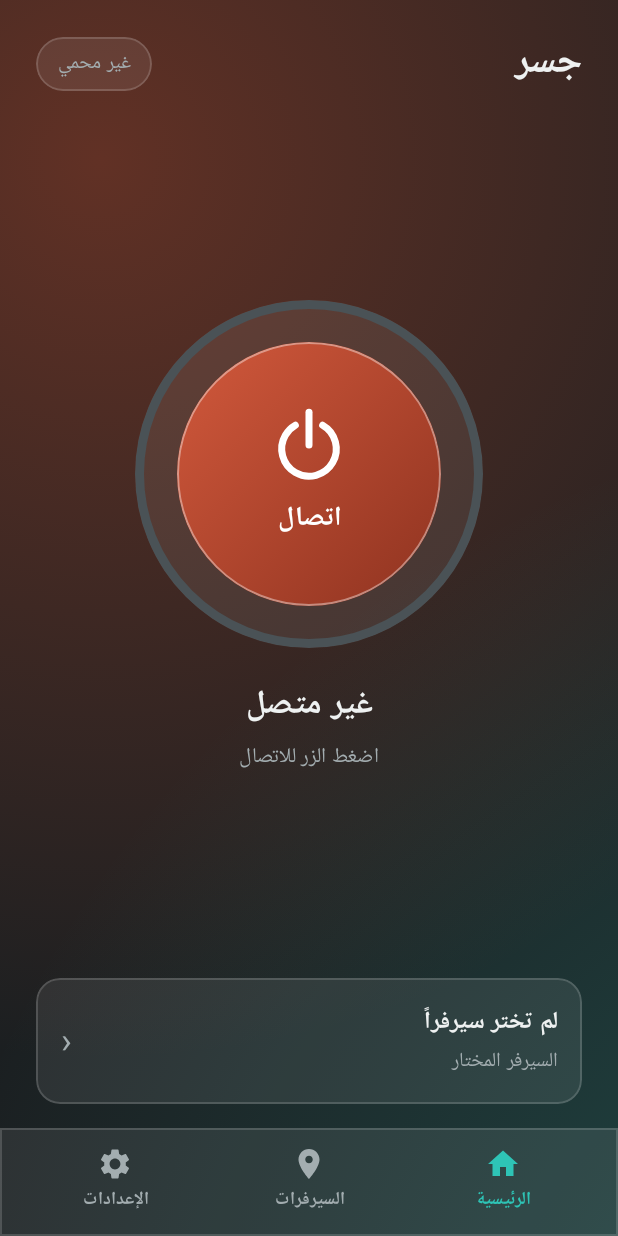
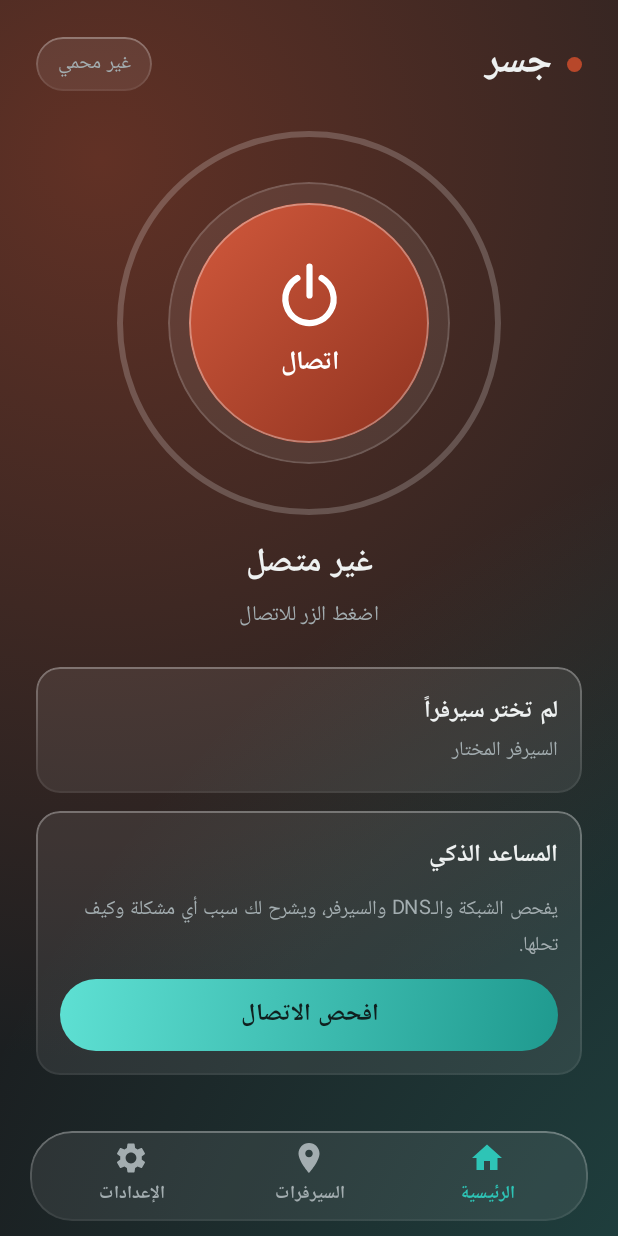
Before and after one commit to CoinSRed/jisr, an Android app built with Jetpack Compose: the screen it shows after launch (MainActivity), on a phone screen of 412 x 824 dp. Run offline under Robolectric (Android 15) with nearby library versions, the phone set to English and light mode, and no system bars.

Commit message:
Add diagnostics assistant, server latency tests, smart failover and refined UI
Co-Authored-By: Claude Sonnet 5.5 <noreply@anthropic.com>
Claude-Session: https://claude.ai/code/session_019UJEsWooHG5Wc2Tnr9dXa4

```diff
--- a/app/src/main/java/app/jisr/vpn/MainActivity.kt
+++ b/app/src/main/java/app/jisr/vpn/MainActivity.kt
@@ -27,6 +27,7 @@ import androidx.compose.ui.platform.LocalContext
 import androidx.compose.ui.unit.LayoutDirection
 import androidx.compose.ui.platform.LocalLayoutDirection
 import androidx.compose.runtime.remember
+import app.jisr.vpn.core.ServerHealth
 import app.jisr.vpn.data.Prefs
 import app.jisr.vpn.ui.BottomBar
 import app.jisr.vpn.ui.C
@@ -71,6 +72,25 @@ private fun App() {
         if (prep != null) vpnPermission.launch(prep) else message = VpnController.start(ctx)
     }
 
+    // التبديل الذكي: عند فشل الاتصال جرّب أسرع سيرفر لم يُجرَّب بعد
+    var tried by remember { mutableStateOf(setOf<String>()) }
+    LaunchedEffect(VpnController.status) {
+        val st = VpnController.status
+        if (st == "connected") tried = emptySet()
+        if (st == "error" && Prefs.smartSwitch) {
+            val all = Prefs.servers
+            val used = tried + listOfNotNull(Prefs.selectedId)
+            tried = used
+            val next = ServerHealth.best(all, used) ?: all.firstOrNull { it.id !in used }
+            if (next != null) {
+                Prefs.selectedId = next.id
+                message = "تعذّر الاتصال، جرّبت تلقائياً: ${next.name}"
+                kotlinx.coroutines.delay(800)
+                message = VpnController.start(ctx) ?: message
+            }
+        }
+    }
+
     LaunchedEffect(Unit) {
         kotlinx.coroutines.delay(900)
         if (Prefs.autoConnect && VpnController.status == "disconnected") connectFlow()
--- a/app/src/main/java/app/jisr/vpn/ui/Components.kt
+++ b/app/src/main/java/app/jisr/vpn/ui/Components.kt
@@ -57,9 +57,10 @@ fun PowerIcon(color: Color, size: Int = 52) {
 fun BottomBar(selected: Int, onSelect: (Int) -> Unit) {
     Row(
         Modifier
+            .padding(horizontal = 20.dp, vertical = 10.dp)
             .fillMaxWidth()
-            .glass(0)
-            .padding(horizontal = 12.dp, vertical = 8.dp),
+            .glass(28)
+            .padding(horizontal = 8.dp, vertical = 2.dp),
         horizontalArrangement = Arrangement.SpaceEvenly
     ) {
         NavItem(Icons.Default.Home, "الرئيسية", selected == 0) { onSelect(0) }
--- /dev/null
+++ b/app/src/main/java/app/jisr/vpn/ui/ConnectRing.kt
@@ -0,0 +1,127 @@
+package app.jisr.vpn.ui
+
+import androidx.compose.animation.core.LinearEasing
+import androidx.compose.animation.core.RepeatMode
+import androidx.compose.animation.core.animateFloat
+import androidx.compose.animation.core.infiniteRepeatable
+import androidx.compose.animation.core.rememberInfiniteTransition
+import androidx.compose.animation.core.tween
+import androidx.compose.foundation.Canvas
+import androidx.compose.foundation.background
+import androidx.compose.foundation.border
+import androidx.compose.foundation.clickable
+import androidx.compose.foundation.layout.Box
+import androidx.compose.foundation.layout.Column
+import androidx.compose.foundation.layout.Spacer
+import androidx.compose.foundation.layout.fillMaxSize
+import androidx.compose.foundation.layout.height
+import androidx.compose.foundation.layout.size
+import androidx.compose.foundation.shape.CircleShape
+import androidx.compose.material3.Text
+import androidx.compose.runtime.Composable
+import androidx.compose.runtime.getValue
+import androidx.compose.ui.Alignment
+import androidx.compose.ui.Modifier
+import androidx.compose.ui.draw.clip
+import androidx.compose.ui.geometry.Offset
+import androidx.compose.ui.geometry.Size
+import androidx.compose.ui.graphics.Brush
+import androidx.compose.ui.graphics.Color
+import androidx.compose.ui.graphics.StrokeCap
+import androidx.compose.ui.graphics.drawscope.Stroke
+import androidx.compose.ui.graphics.drawscope.rotate
+import androidx.compose.ui.text.font.FontWeight
+import androidx.compose.ui.unit.dp
+import androidx.compose.ui.unit.sp
+
+/** زر الاتصال: حلقة تدور أثناء الاتصال وتتوهّج عند النجاح. */
+@Composable
+fun ConnectRing(status: String, onClick: () -> Unit) {
+    val on = status == "connected"
+    val busy = status == "connecting"
+
+    val inf = rememberInfiniteTransition(label = "ring")
+    val rot by inf.animateFloat(
+        initialValue = 0f,
+        targetValue = 360f,
+        animationSpec = infiniteRepeatable(tween(1400, easing = LinearEasing)),
+        label = "rot"
+    )
+    val glow by inf.animateFloat(
+        initialValue = 0.25f,
+        targetValue = 0.65f,
+        animationSpec = infiniteRepeatable(tween(1800), RepeatMode.Reverse),
+        label = "glow"
+    )
+
+    val brush = if (on) Brush.linearGradient(listOf(C.TealLight, C.TealDark))
+    else Brush.linearGradient(listOf(C.BrickLight, C.BrickDark))
+    val fg = if (on) Color(0xFF0B1A19) else Color.White
+
+    Box(Modifier.size(260.dp), contentAlignment = Alignment.Center) {
+        Canvas(Modifier.fillMaxSize()) {
+            val stroke = 4.dp.toPx()
+            val d = size.minDimension - 2 * stroke
+            val topLeft = Offset(stroke, stroke)
+            val arcSize = Size(d, d)
+            drawCircle(
+                color = if (on) C.Teal.copy(alpha = 0.55f) else Color(0x33FFFFFF),
+                radius = d / 2,
+                style = Stroke(stroke)
+            )
+            if (on) {
+                drawCircle(
+                    color = C.Teal.copy(alpha = glow * 0.35f),
+                    radius = d / 2 + 6.dp.toPx(),
+                    style = Stroke(14.dp.toPx())
+                )
+            }
+            if (busy) {
+                rotate(rot) {
+                    drawArc(
+                        color = C.Teal,
+                        startAngle = 0f,
+                        sweepAngle = 100f,
+                        useCenter = false,
+                        topLeft = topLeft,
+                        size = arcSize,
+                        style = Stroke(stroke * 1.6f, cap = StrokeCap.Round)
+                    )
+                }
+            }
+        }
+        Box(
+            Modifier
+                .size(188.dp)
+                .clip(CircleShape)
+                .background(Color(0x14FFFFFF))
+                .border(1.dp, C.GlassBorder, CircleShape),
+            contentAlignment = Alignment.Center
+        ) {
+            Box(
+                Modifier
+                    .size(160.dp)
+                    .clip(CircleShape)
+                    .background(brush)
+                    .border(1.dp, Color(0x59FFFFFF), CircleShape)
+                    .clickable(enabled = !busy, onClick = onClick),
+                contentAlignment = Alignment.Center
+            ) {
+                Column(horizontalAlignment = Alignment.CenterHorizontally) {
+                    PowerIcon(fg, 46)
+                    Spacer(Modifier.height(8.dp))
+                    Text(
+                        when {
+                            busy -> "جارٍ الاتصال"
+                            on -> "قطع الاتصال"
+                            else -> "اتصال"
+                        },
+                        color = fg,
+                        fontWeight = FontWeight.Bold,
+                        fontSize = 17.sp
+                    )
+                }
+            }
+        }
+    }
+}
--- a/app/src/main/java/app/jisr/vpn/ui/HomeScreen.kt
+++ b/app/src/main/java/app/jisr/vpn/ui/HomeScreen.kt
@@ -1,7 +1,6 @@
 package app.jisr.vpn.ui
 
 import androidx.compose.foundation.background
-import androidx.compose.foundation.border
 import androidx.compose.foundation.clickable
 import androidx.compose.foundation.layout.Arrangement
 import androidx.compose.foundation.layout.Box
@@ -13,38 +12,44 @@ import androidx.compose.foundation.layout.fillMaxWidth
 import androidx.compose.foundation.layout.height
 import androidx.compose.foundation.layout.padding
 import androidx.compose.foundation.layout.size
+import androidx.compose.foundation.rememberScrollState
 import androidx.compose.foundation.shape.CircleShape
+import androidx.compose.foundation.verticalScroll
 import androidx.compose.material3.Text
 import androidx.compose.runtime.Composable
 import androidx.compose.runtime.LaunchedEffect
 import androidx.compose.runtime.getValue
 import androidx.compose.runtime.mutableStateOf
 import androidx.compose.runtime.remember
+import androidx.compose.runtime.rememberCoroutineScope
 import androidx.compose.runtime.setValue
 import androidx.compose.ui.Alignment
 import androidx.compose.ui.Modifier
 import androidx.compose.ui.draw.clip
-import androidx.compose.ui.graphics.Brush
 import androidx.compose.ui.graphics.Color
+import androidx.compose.ui.platform.LocalContext
+import androidx.compose.ui.text.font.FontFamily
 import androidx.compose.ui.text.font.FontWeight
 import androidx.compose.ui.text.style.TextAlign
 import androidx.compose.ui.unit.dp
 import androidx.compose.ui.unit.sp
+import app.jisr.vpn.core.Diagnostics
+import app.jisr.vpn.core.Finding
+import app.jisr.vpn.core.Level
+import app.jisr.vpn.core.ServerHealth
 import app.jisr.vpn.data.Prefs
 import app.jisr.vpn.vpn.VpnController
 import kotlinx.coroutines.delay
+import kotlinx.coroutines.launch
 
 @Composable
 fun HomeScreen(message: String?, onToggle: () -> Unit, onOpenServers: () -> Unit) {
+    val ctx = LocalContext.current
+    val scope = rememberCoroutineScope()
     val status = VpnController.status
     val on = status == "connected"
-    val busy = status == "connecting"
-    val ring = if (on) C.Teal else Color(0xFF4A5256)
-    val brush = if (on) Brush.linearGradient(listOf(C.TealLight, C.TealDark))
-    else Brush.linearGradient(listOf(C.BrickLight, C.BrickDark))
     val server = Prefs.servers.firstOrNull { it.id == Prefs.selectedId }
 
-    // عدّاد مدة الاتصال
     var now by remember { mutableStateOf(System.currentTimeMillis()) }
     LaunchedEffect(on) {
         while (on) {
@@ -55,13 +60,22 @@ fun HomeScreen(message: String?, onToggle: () -> Unit, onOpenServers: () -> Unit
     val secs = if (on && VpnController.since > 0) ((now - VpnController.since) / 1000).coerceAtLeast(0) else 0L
     val timer = "%02d:%02d:%02d".format(secs / 3600, (secs % 3600) / 60, secs % 60)
 
-    Column(Modifier.fillMaxSize().padding(horizontal = 24.dp), horizontalAlignment = Alignment.CenterHorizontally) {
+    var report by remember { mutableStateOf<List<Finding>?>(null) }
+    var checking by remember { mutableStateOf(false) }
+
+    Column(
+        Modifier.fillMaxSize().verticalScroll(rememberScrollState()).padding(horizontal = 24.dp),
+        horizontalAlignment = Alignment.CenterHorizontally
+    ) {
         Row(
             Modifier.fillMaxWidth().padding(top = 20.dp),
             horizontalArrangement = Arrangement.SpaceBetween,
             verticalAlignment = Alignment.CenterVertically
         ) {
-            Text("جسر", color = C.Text, fontSize = 26.sp, fontWeight = FontWeight.Bold)
+            Row(verticalAlignment = Alignment.CenterVertically, horizontalArrangement = Arrangement.spacedBy(10.dp)) {
+                Box(Modifier.size(10.dp).clip(CircleShape).background(if (on) C.Teal else C.Brick))
+                Text("جسر", color = C.Text, fontSize = 26.sp, fontWeight = FontWeight.Bold, letterSpacing = 1.sp)
+            }
             Text(
                 if (on) "محمي" else "غير محمي",
                 color = if (on) C.Teal else C.Muted,
@@ -70,39 +84,10 @@ fun HomeScreen(message: String?, onToggle: () -> Unit, onOpenServers: () -> Unit
             )
         }
 
-        Spacer(Modifier.weight(1f))
+        Spacer(Modifier.height(20.dp))
+        ConnectRing(status, onToggle)
+        Spacer(Modifier.height(12.dp))
 
-        Box(
-            Modifier.size(232.dp).clip(CircleShape).background(C.Glass).border(6.dp, ring, CircleShape),
-            contentAlignment = Alignment.Center
-        ) {
-            Box(
-                Modifier
-                    .size(176.dp)
-                    .clip(CircleShape)
-                    .background(brush)
-                    .border(1.dp, Color(0x66FFFFFF), CircleShape)
-                    .clickable(enabled = !busy, onClick = onToggle),
-                contentAlignment = Alignment.Center
-            ) {
-                Column(horizontalAlignment = Alignment.CenterHorizontally) {
-                    PowerIcon(if (on) Color(0xFF10201F) else Color.White)
-                    Spacer(Modifier.height(8.dp))
-                    Text(
-                        when {
-                            busy -> "جارٍ الاتصال…"
-                            on -> "قطع الاتصال"
-                            else -> "اتصال"
-                        },
-                        color = if (on) Color(0xFF10201F) else Color.White,
-                        fontWeight = FontWeight.Bold,
-                        fontSize = 18.sp
-                    )
-                }
-            }
-        }
-
-        Spacer(Modifier.height(20.dp))
         Text(
             when (status) {
                 "connected" -> "متصل"
@@ -114,22 +99,85 @@ fun HomeScreen(message: String?, onToggle: () -> Unit, onOpenServers: () -> Unit
             fontSize = 22.sp,
             fontWeight = FontWeight.Bold
         )
-        val sub = message ?: VpnController.error ?: if (on) timer else "اضغط الزر للاتصال"
-        Text(sub, color = C.Muted, fontSize = 14.sp, textAlign = TextAlign.Center, modifier = Modifier.padding(top = 4.dp))
+        if (on) {
+            Text(timer, color = C.Text, fontSize = 30.sp, fontFamily = FontFamily.Monospace, fontWeight = FontWeight.Medium)
+        } else {
+            Text(
+                message ?: VpnController.error ?: "اضغط الزر للاتصال",
+                color = if (VpnController.error != null || message != null) C.BrickLight else C.Muted,
+                fontSize = 14.sp,
+                textAlign = TextAlign.Center,
+                modifier = Modifier.padding(top = 4.dp)
+            )
+        }
 
-        Spacer(Modifier.weight(1f))
+        Spacer(Modifier.height(22.dp))
 
+        // السيرفر المختار
+        val ms = server?.let { ServerHealth.latency[it.id] }
         Row(
             Modifier.fillMaxWidth().glass().clickable(onClick = onOpenServers).padding(16.dp),
             verticalAlignment = Alignment.CenterVertically,
             horizontalArrangement = Arrangement.SpaceBetween
         ) {
-            Column {
-                Text(server?.name ?: "لم تختر سيرفراً", color = C.Text, fontSize = 16.sp, fontWeight = FontWeight.SemiBold)
+            Column(Modifier.weight(1f)) {
+                Text(server?.name ?: "لم تختر سيرفراً", color = C.Text, fontSize = 16.sp, fontWeight = FontWeight.SemiBold, maxLines = 1)
                 Text("السيرفر المختار", color = C.Muted, fontSize = 13.sp)
             }
-            Text("‹", color = C.Muted, fontSize = 24.sp)
+            if (ms != null) {
+                Text(
+                    if (ms > 0) "${ms}ms" else "لا يرد",
+                    color = if (ms in 1..300) C.Teal else if (ms > 0) C.Muted else C.BrickLight,
+                    fontSize = 13.sp,
+                    fontWeight = FontWeight.SemiBold
+                )
+            }
         }
-        Spacer(Modifier.height(16.dp))
+
+        Spacer(Modifier.height(12.dp))
+
+        // المساعد الذكي
+        Column(Modifier.fillMaxWidth().glass().padding(16.dp), verticalArrangement = Arrangement.spacedBy(10.dp)) {
+            Text("المساعد الذكي", color = C.Text, fontSize = 16.sp, fontWeight = FontWeight.Bold)
+            val r = report
+            if (r == null) {
+                Text(
+                    "يفحص الشبكة والـDNS والسيرفر، ويشرح لك سبب أي مشكلة وكيف تحلها.",
+                    color = C.Muted, fontSize = 13.sp
+                )
+            } else {
+                r.forEach { f ->
+                    Row(horizontalArrangement = Arrangement.spacedBy(10.dp)) {
+                        Box(
+                            Modifier.padding(top = 6.dp).size(8.dp).clip(CircleShape).background(
+                                when (f.level) {
+                                    Level.OK -> C.Teal
+                                    Level.WARN -> Color(0xFFE0B341)
+                                    Level.FAIL -> C.BrickLight
+                                }
+                            )
+                        )
+                        Column {
+                            Text(f.title, color = C.Text, fontSize = 14.sp, fontWeight = FontWeight.SemiBold)
+                            Text(f.detail, color = C.Muted, fontSize = 12.sp)
+                        }
+                    }
+                }
+            }
+            GlassButton(
+                if (checking) "جارٍ الفحص…" else "افحص الاتصال",
+                brick = false,
+                modifier = Modifier.fillMaxWidth()
+            ) {
+                if (!checking) {
+                    checking = true
+                    scope.launch {
+                        report = Diagnostics.run(ctx, server, VpnController.error)
+                        checking = false
+                    }
+                }
+            }
+        }
+        Spacer(Modifier.height(24.dp))
     }
 }
--- a/app/src/main/java/app/jisr/vpn/ui/Theme.kt
+++ b/app/src/main/java/app/jisr/vpn/ui/Theme.kt
@@ -53,8 +53,14 @@ fun GlassBackground(content: @Composable BoxScope.() -> Unit) {
     )
 }
 
-fun Modifier.glass(radius: Int = 16): Modifier =
-    this
-        .clip(RoundedCornerShape(radius.dp))
+fun Modifier.glass(radius: Int = 16): Modifier {
+    val shape = RoundedCornerShape(radius.dp)
+    return this
+        .clip(shape)
         .background(C.Glass)
-        .border(BorderStroke(1.dp, C.GlassBorder), RoundedCornerShape(radius.dp))
+        .border(
+            1.dp,
+            Brush.verticalGradient(listOf(Color(0x4DFFFFFF), Color(0x0DFFFFFF))),
+            shape
+        )
+}
```
Also changed, not shown: app/src/main/java/app/jisr/vpn/core/Diagnostics.kt (added, +106 -0 lines), app/src/main/java/app/jisr/vpn/core/ServerHealth.kt (added, +35 -0 lines), app/src/main/java/app/jisr/vpn/data/Prefs.kt (+7 -0 lines), app/src/main/java/app/jisr/vpn/ui/ServersScreen.kt (+29 -1 lines), app/src/main/java/app/jisr/vpn/ui/SettingsScreen.kt (+16 -0 lines).
